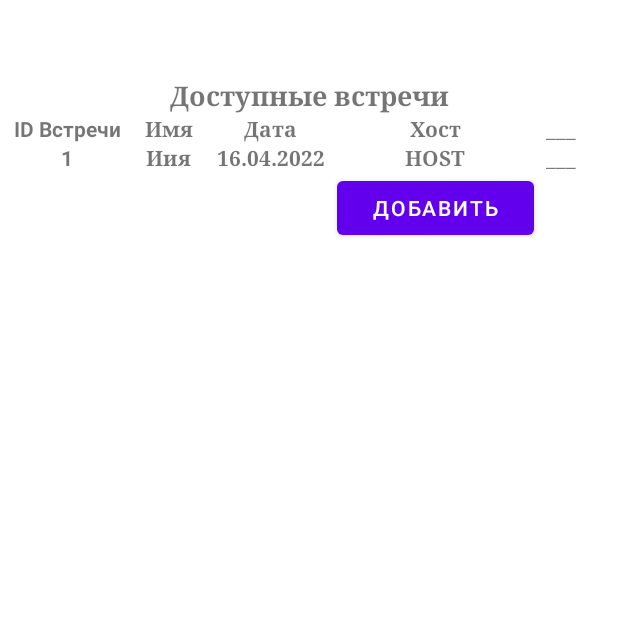
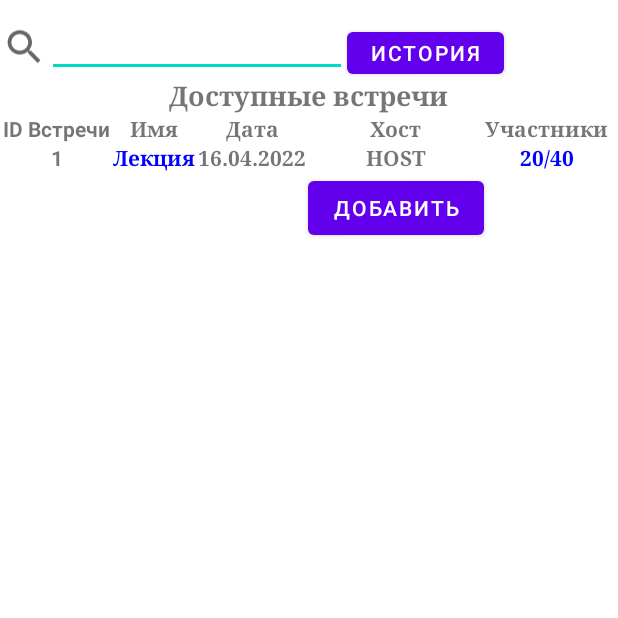
Before and after one commit to moevm/bsc_mukhin, an Android app: the screen it shows after launch (MainActivity), on a phone screen of 412 x 824 dp, the top half of it. Run offline under Robolectric (Android 15) with nearby library versions, the phone set to English and light mode, and no system bars.

Commit message:
fix issues +  add new pages

```diff
--- a/app/src/main/java/com/example/myapplication/MeetingsFragment.kt
+++ b/app/src/main/java/com/example/myapplication/MeetingsFragment.kt
@@ -24,6 +24,19 @@ class MeetingsFragment : Fragment(R.layout.fragment_meetings) {
 
     override fun onViewCreated(view: View, savedInstanceState: Bundle?) {
         super.onViewCreated(view, savedInstanceState)
+
+        view.TextViewName.setOnClickListener {
+            findNavController().navigate(R.id.action_meetingsFragment_to_eventFragment)
+        }
+
+        view.TextViewParticipants.setOnClickListener {
+            findNavController().navigate(R.id.action_meetingsFragment_to_participantsFragment)
+        }
+
+        view.btnToHistory.setOnClickListener {
+            findNavController().navigate(R.id.action_meetingsFragment_to_meetingsHistoryFragment)
+        }
+
         view.btnAdd.setOnClickListener {
             findNavController().navigate(R.id.action_meetingsFragment_to_fragmentAddMeeting)
         }
--- /dev/null
+++ b/app/src/main/res/drawable/ic_baseline_search_24.xml
@@ -0,0 +1,5 @@
+<vector android:height="30dp" android:tint="?attr/colorControlNormal"
+    android:viewportHeight="24" android:viewportWidth="24"
+    android:width="30dp" xmlns:android="http://schemas.android.com/apk/res/android">
+    <path android:fillColor="@android:color/white" android:pathData="M15.5,14h-0.79l-0.28,-0.27C15.41,12.59 16,11.11 16,9.5 16,5.91 13.09,3 9.5,3S3,5.91 3,9.5 5.91,16 9.5,16c1.61,0 3.09,-0.59 4.23,-1.57l0.27,0.28v0.79l5,4.99L20.49,19l-4.99,-5zM9.5,14C7.01,14 5,11.99 5,9.5S7.01,5 9.5,5 14,7.01 14,9.5 11.99,14 9.5,14z"/>
+</vector>
--- a/app/src/main/res/layout/fragment_meetings.xml
+++ b/app/src/main/res/layout/fragment_meetings.xml
@@ -7,7 +7,27 @@
     android:layout_height="match_parent"
     android:shrinkColumns="*"
     android:stretchColumns="*"
-    android:paddingTop="50dp">
+    android:paddingTop="10dp">
+
+    <LinearLayout android:layout_height="40dp"
+        android:layout_width="match_parent">
+
+
+        <ImageView
+            android:layout_width="30dp"
+            android:layout_height="match_parent"
+            android:src="@drawable/ic_baseline_search_24"/>
+        <EditText
+            android:layout_height="match_parent"
+            android:layout_width="200dp"/>
+        <Button
+            android:layout_width="wrap_content"
+            android:layout_height="wrap_content"
+            android:id="@+id/btnToHistory"
+            android:text="История"/>
+
+
+    </LinearLayout>
 
     <TableRow
         android:id="@+id/tableRow4"
@@ -66,7 +86,7 @@
 
         <TextView
             android:id="@+id/TextView01"
-            android:text="___"
+            android:text="Участники"
             android:textStyle="bold"
             android:typeface="serif"
             android:layout_gravity="center">
@@ -88,7 +108,8 @@
 
         <TextView
             android:id="@+id/TextViewName"
-            android:text="Иия"
+            android:text="Лекция"
+            android:textColor="#0000ff"
             android:textStyle="bold"
             android:typeface="serif"
             android:layout_gravity="center">
@@ -111,8 +132,9 @@
         </TextView>
 
         <TextView
-            android:id="@+id/TextViewSmth"
-            android:text="___"
+            android:id="@+id/TextViewParticipants"
+            android:text="20/40"
+            android:textColor="#0000ff"
             android:textStyle="bold"
             android:typeface="serif"
             android:layout_gravity="center">
--- a/app/src/main/res/navigation/navgraph.xml
+++ b/app/src/main/res/navigation/navgraph.xml
@@ -13,6 +13,15 @@
         <action
             android:id="@+id/action_meetingsFragment_to_fragmentAddMeeting"
             app:destination="@id/fragmentAddMeeting" />
+        <action
+            android:id="@+id/action_meetingsFragment_to_eventFragment"
+            app:destination="@id/eventFragment" />
+        <action
+            android:id="@+id/action_meetingsFragment_to_meetingsHistoryFragment"
+            app:destination="@id/meetingsHistoryFragment" />
+        <action
+            android:id="@+id/action_meetingsFragment_to_participantsFragment"
+            app:destination="@id/participantsFragment" />
     </fragment>
     <fragment
         android:id="@+id/fragmentAddMeeting"
@@ -23,4 +32,30 @@
             android:id="@+id/action_fragmentAddMeeting_to_meetingsFragment"
             app:destination="@id/meetingsFragment" />
     </fragment>
+    <fragment
+        android:id="@+id/eventFragment"
+        android:name="com.example.myapplication.EventFragment"
+        android:label="fragment_event"
+        tools:layout="@layout/fragment_event" >
+        <action
+            android:id="@+id/action_eventFragment_to_meetingsFragment"
+            app:destination="@id/meetingsFragment" />
+    </fragment>
+    <fragment
+        android:id="@+id/meetingsHistoryFragment"
+        android:name="com.example.myapplication.MeetingsHistoryFragment"
+        android:label="fragment_meetings_history"
+        tools:layout="@layout/fragment_meetings_history" >
+        <action
+            android:id="@+id/action_meetingsHistoryFragment_to_meetingsFragment"
+            app:destination="@id/meetingsFragment" />
+    </fragment>
+    <fragment
+        android:id="@+id/participantsFragment"
+        android:name="com.example.myapplication.ParticipantsFragment"
+        android:label="ParticipantsFragment" >
+        <action
+            android:id="@+id/action_participantsFragment_to_meetingsFragment"
+            app:destination="@id/meetingsFragment" />
+    </fragment>
 </navigation>
```
Also changed, not shown: app/src/main/java/com/example/myapplication/EventFragment.kt (added, +28 -0 lines), app/src/main/java/com/example/myapplication/MeetingsHistoryFragment.kt (added, +30 -0 lines), app/src/main/java/com/example/myapplication/ParticipantsFragment.kt (added, +28 -0 lines), app/src/main/res/layout/fragment_event.xml (added, +175 -0 lines), app/src/main/res/layout/fragment_meetings_history.xml (added, +233 -0 lines), app/src/main/res/layout/fragment_participants.xml (added, +87 -0 lines), 1 other file.
